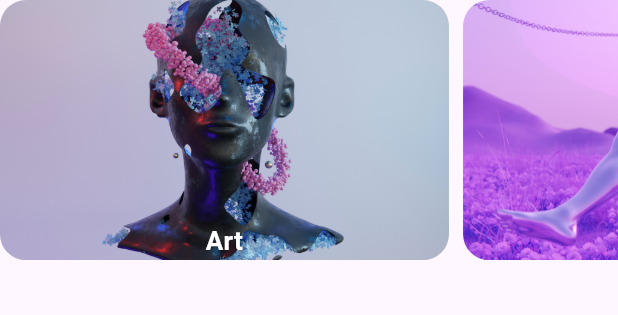
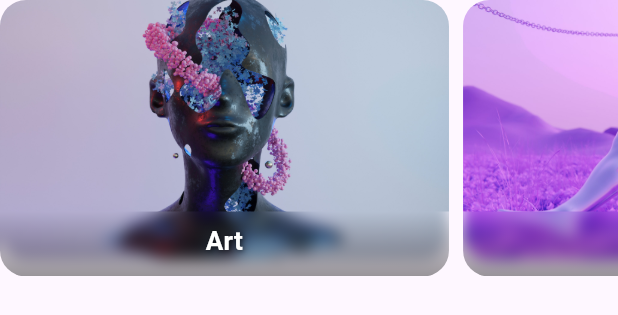
Before and after one commit to Mahfouz28/nftmarketplace, a Flutter app: the HorizontalImageCardList widget shown alone on an empty page, opened directly, on a phone screen of 412 x 824 dp. Shown: the top 315 px of the screen. Run offline on Flutter 3.47's test engine with Material 3 defaults, Android fonts, the phone set to English and light mode, and no system bars; our stand-ins replace flutter_screenutil.

Commit message:
adjusted disign

```diff
--- /dev/null
+++ b/devtools_options.yaml
@@ -0,0 +1,3 @@
+description: This file stores settings for Dart & Flutter DevTools.
+documentation: https://docs.flutter.dev/tools/devtools/extensions#configure-extension-enablement-states
+extensions:
--- a/lib/featrues/home/view/widgets/horizontal_image_card_list.dart
+++ b/lib/featrues/home/view/widgets/horizontal_image_card_list.dart
@@ -1,8 +1,8 @@
+import 'dart:ui';
 import 'package:flutter/material.dart';
 import 'package:flutter_screenutil/flutter_screenutil.dart';
 
 class HorizontalImageCardList extends StatelessWidget {
-  // List containing image paths and their corresponding titles
   final List<Map<String, String>> items = [
     {"image": "assets/Art.jpg", "title": "Art"},
     {"image": "assets/arthur_party.jpg", "title": "Party"},
@@ -10,14 +10,15 @@ class HorizontalImageCardList extends StatelessWidget {
   ];
 
   HorizontalImageCardList({super.key});
+
+  @override
   Widget build(BuildContext context) {
-    // TODO: implement build
     return SizedBox(
       height: 170.h,
       child: ListView.separated(
         separatorBuilder: (context, index) => SizedBox(width: 8.w),
-        scrollDirection: Axis.horizontal, // Display items horizontally
-        itemCount: items.length, // Total number of items
+        scrollDirection: Axis.horizontal,
+        itemCount: items.length,
         itemBuilder: (context, index) {
           return Stack(
             children: [
@@ -32,9 +33,37 @@ class HorizontalImageCardList extends StatelessWidget {
                 ),
               ),
 
-              // Title text placed at the bottom center of the image
+              // Blur only at bottom
               Positioned(
-                bottom: 10.h, // Distance from the bottom
+                bottom: 0,
+                left: 0,
+                right: 0,
+                child: ClipRRect(
+                  borderRadius: BorderRadius.vertical(
+                    bottom: Radius.circular(16.r),
+                  ),
+                  child: BackdropFilter(
+                    filter: ImageFilter.blur(sigmaX: 5, sigmaY: 5),
+                    child: Container(
+                      height: 40.h,
+                      decoration: BoxDecoration(
+                        gradient: LinearGradient(
+                          colors: [
+                            Colors.transparent,
+                            Colors.black.withOpacity(0.4),
+                          ],
+                          begin: Alignment.topCenter,
+                          end: Alignment.bottomCenter,
+                        ),
+                      ),
+                    ),
+                  ),
+                ),
+              ),
+
+              // Title text
+              Positioned(
+                bottom: 10.h,
                 left: 0,
                 right: 0,
                 child: Text(
@@ -44,7 +73,6 @@ class HorizontalImageCardList extends StatelessWidget {
                     fontSize: 16.sp,
                     fontWeight: FontWeight.w600,
                     shadows: [
-                      // Shadow to make the text stand out against the image
                       Shadow(
                         blurRadius: 4,
                         color: Colors.black.withOpacity(0.5),
@@ -52,7 +80,7 @@ class HorizontalImageCardList extends StatelessWidget {
                       ),
                     ],
                   ),
-                  textAlign: TextAlign.center, // Center text horizontally
+                  textAlign: TextAlign.center,
                 ),
               ),
             ],
```
Also changed, not shown: lib/featrues/home/view/widgets/floating_botton.dart (+3 -12 lines), lib/featrues/home/view/widgets/top_saller_card.dart (+46 -14 lines), lib/featrues/home/view/widgets/trinding_image_card_list.dart (+44 -13 lines), lib/featrues/onboarding/ui/screens/onboarding_screen.dart (+6 -8 lines).
